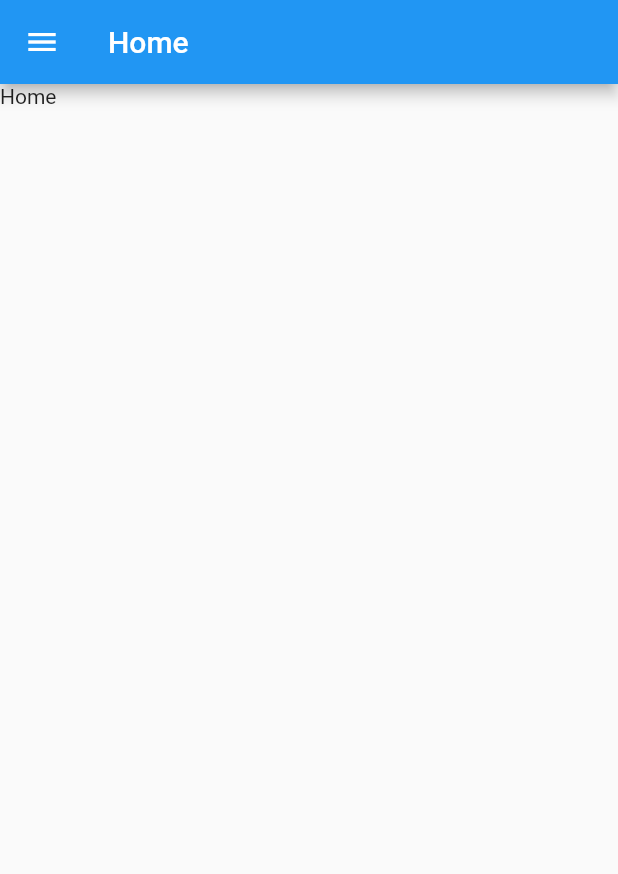
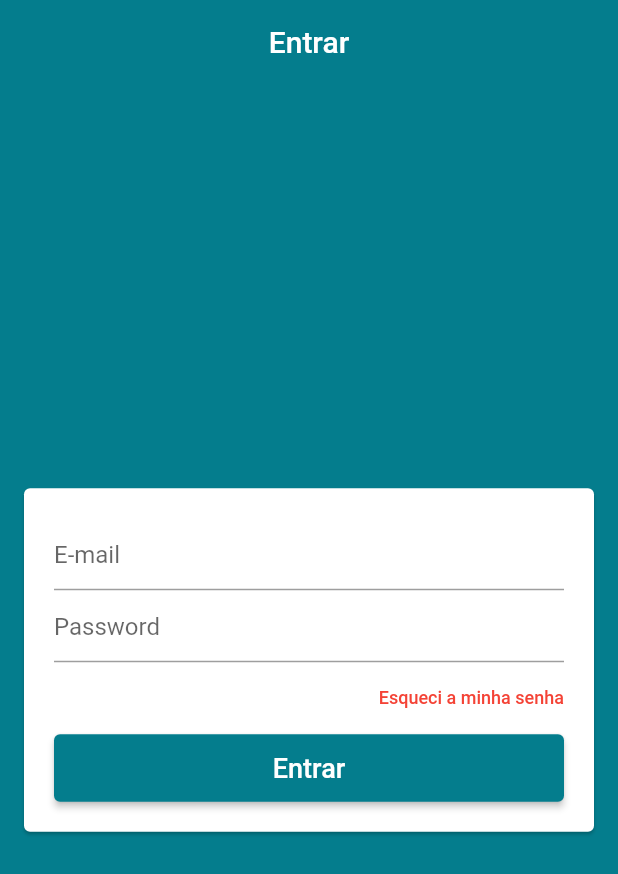
Before and after one commit to glesiosantos/appstore, a Flutter app: the screen it shows after launch, on a phone screen of 412 x 824 dp. Shown: the top 874 px of the screen. Run offline on Flutter 3.47's test engine with Material 2 defaults, Android fonts, the phone set to English and light mode, and no system bars.

Commit message:
create signIn Screen (#1)

```diff
--- a/lib/core/app_widget.dart
+++ b/lib/core/app_widget.dart
@@ -1,4 +1,5 @@
-import 'package:appstore/features/base/screen/base_screen.dart';
+import 'package:appstore/core/constants/app_theme.dart';
+import 'package:appstore/features/auth/signin/sign_in_screen.dart';
 import 'package:flutter/material.dart';
 
 class AppWidget extends StatelessWidget {
@@ -10,7 +11,8 @@ class AppWidget extends StatelessWidget {
     return MaterialApp(
       debugShowCheckedModeBanner: false,
       title: 'App Store',
-      home: BaseScreen(),
+      theme: AppTheme.themeData,
+      home: SignInScreen(),
       // initialRoute: ,
       // routes: ,
     );
--- /dev/null
+++ b/lib/core/constants/app_colors.dart
@@ -0,0 +1,5 @@
+import 'package:flutter/material.dart';
+
+class AppColors {
+  static const Color primaryColor = Color.fromARGB(255, 4, 125, 141);
+}
--- /dev/null
+++ b/lib/core/constants/app_theme.dart
@@ -0,0 +1,11 @@
+import 'package:appstore/core/constants/app_colors.dart';
+import 'package:flutter/material.dart';
+
+class AppTheme {
+  static final themeData = ThemeData(
+    primaryColor: AppColors.primaryColor,
+    scaffoldBackgroundColor: AppColors.primaryColor,
+    appBarTheme: const AppBarTheme(elevation: 0),
+    visualDensity: VisualDensity.adaptivePlatformDensity,
+  );
+}
--- a/lib/core/customs/drawer/components/drawer_tile.dart
+++ b/lib/core/customs/drawer/components/drawer_tile.dart
@@ -1,3 +1,4 @@
+import 'package:appstore/core/constants/app_colors.dart';
 import 'package:appstore/features/base/controllers/base_controller.dart';
 import 'package:flutter/material.dart';
 import 'package:provider/provider.dart';
@@ -25,7 +26,9 @@ class DrawerTile extends StatelessWidget {
             Icon(
               icon,
               size: 32,
-              color: currentPage == page ? Colors.blue : Colors.grey[700],
+              color: currentPage == page
+                  ? AppColors.primaryColor
+                  : Colors.grey[700],
             ),
             const SizedBox(
               width: 32,
@@ -34,7 +37,9 @@ class DrawerTile extends StatelessWidget {
               text,
               style: TextStyle(
                 fontSize: 16,
-                color: currentPage == page ? Colors.blue : Colors.grey[700],
+                color: currentPage == page
+                    ? AppColors.primaryColor
+                    : Colors.grey[700],
               ),
             ),
           ],
--- /dev/null
+++ b/lib/core/helpers/validators.dart
@@ -0,0 +1,5 @@
+bool validEmail(String email) {
+  final RegExp regex = RegExp(
+      r"^(([^<>()[\]\\.,;:\s@\']+(\.[^<>()[\]\\.,;:\s@\']+)*)|(\'.+\'))@((\[[0-9]{1,3}\.[0-9]{1,3}\.[0-9]{1,3}\.[0-9]{1,3}\])|(([a-zA-Z\-0-9]+\.)+[a-zA-Z]{2,}))$");
+  return regex.hasMatch(email);
+}
--- /dev/null
+++ b/lib/features/auth/signin/sign_in_screen.dart
@@ -0,0 +1,98 @@
+import 'package:appstore/core/constants/app_colors.dart';
+import 'package:appstore/core/helpers/validators.dart';
+import 'package:flutter/material.dart';
+
+class SignInScreen extends StatelessWidget {
+  final _globalKey = GlobalKey<FormState>();
+  final _emailController = TextEditingController();
+  final _passwdController = TextEditingController();
+
+  SignInScreen({super.key});
+
+  @override
+  Widget build(BuildContext context) {
+    return Scaffold(
+      appBar: AppBar(
+        title: const Text('Entrar'),
+        backgroundColor: AppColors.primaryColor,
+        centerTitle: true,
+      ),
+      body: Center(
+        child: Card(
+          margin: const EdgeInsets.symmetric(horizontal: 16),
+          child: Form(
+            key: _globalKey,
+            child: ListView(
+              padding: const EdgeInsets.all(20),
+              shrinkWrap: true,
+              children: [
+                TextFormField(
+                  controller: _emailController,
+                  decoration: const InputDecoration(
+                    hintText: 'E-mail',
+                  ),
+                  autocorrect: false,
+                  keyboardType: TextInputType.emailAddress,
+                  validator: (email) {
+                    if (!validEmail(email!)) {
+                      return "E-mail invalido";
+                    }
+
+                    if (email.isEmpty) {
+                      return 'E-mail obrigatório';
+                    }
+
+                    return null;
+                  },
+                ),
+                TextFormField(
+                  controller: _passwdController,
+                  decoration: const InputDecoration(
+                    hintText: 'Password',
+                  ),
+                  autocorrect: false,
+                  obscureText: true,
+                  validator: (password) {
+                    if (password!.isEmpty || password.length < 6) {
+                      return 'Senha Invalida';
+                    }
+
+                    return null;
+                  },
+                ),
+                Align(
+                  alignment: Alignment.centerRight,
+                  child: TextButton(
+                      style: const ButtonStyle(
+                          padding: MaterialStatePropertyAll(EdgeInsets.zero)),
+                      onPressed: () {},
+                      child: const Text(
+                        'Esqueci a minha senha',
+                        style: TextStyle(color: Colors.red, fontSize: 12),
+                      )),
+                ),
+                SizedBox(
+                  height: 45,
+                  child: ElevatedButton(
+                    onPressed: () {
+                      if (_globalKey.currentState!.validate()) {
+                        String email = _emailController.text;
+                        String passwd = _passwdController.text;
+                      }
+                    },
+                    style: ElevatedButton.styleFrom(
+                        backgroundColor: AppColors.primaryColor),
+                    child: const Text(
+                      'Entrar',
+                      style: TextStyle(fontSize: 18),
+                    ),
+                  ),
+                )
+              ],
+            ),
+          ),
+        ),
+      ),
+    );
+  }
+}
```
